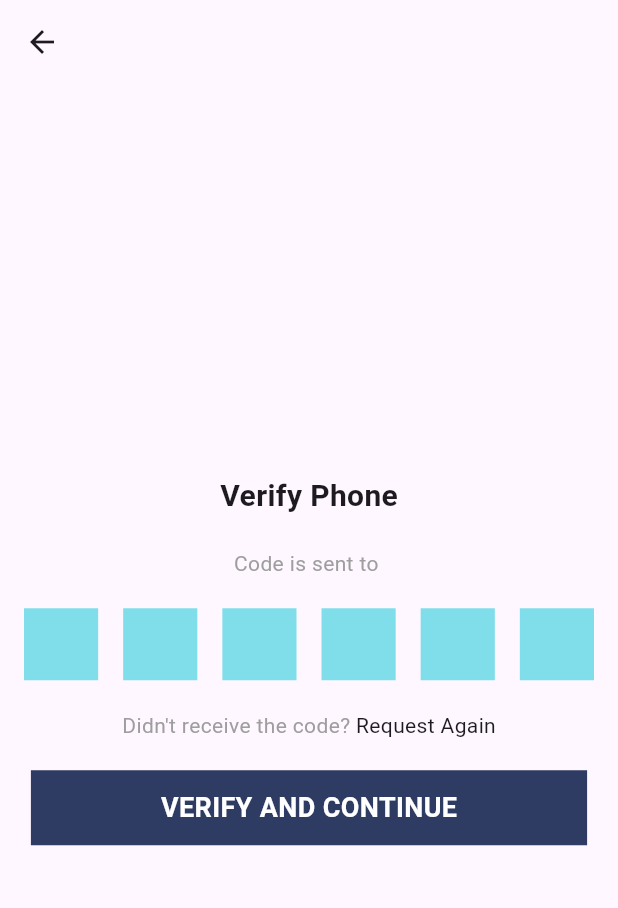
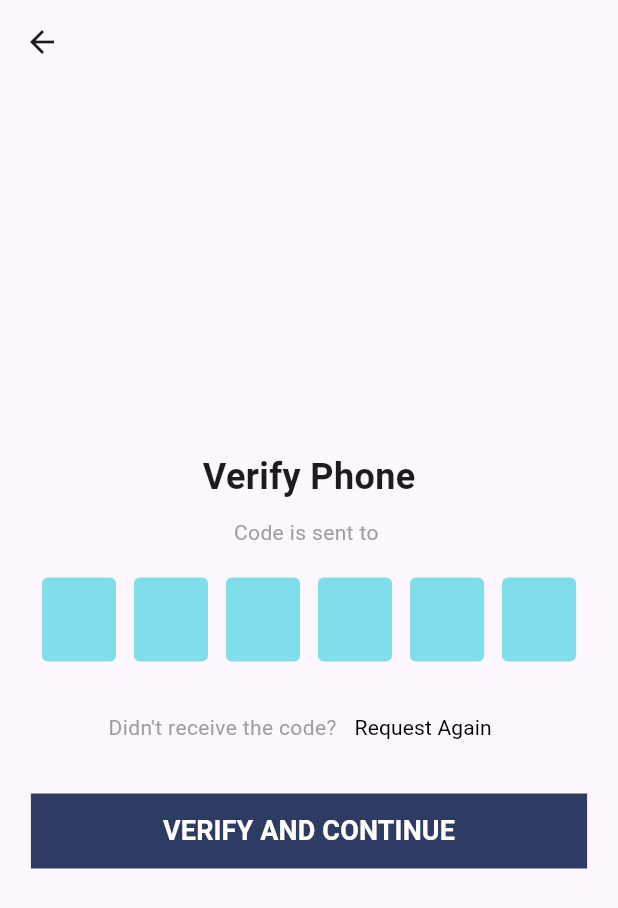
Before and after one commit to noob-Coder-Harsh/phone_auth, a Flutter app: the EnterOtp screen opened directly with empty values, after a tap on "VERIFY AND CONTINUE", on a phone screen of 412 x 824 dp. Shown: the top 908 px of the screen. Run offline on Flutter 3.47's test engine with Material 3 defaults, Android fonts, the phone set to English and light mode, and no system bars; our stand-ins replace firebase_auth, firebase_core; accounts and stored records are empty; network calls fail.

Commit message:
Request again button function added
minor changes on UI

```diff
--- a/lib/Screens/enter_otp.dart
+++ b/lib/Screens/enter_otp.dart
@@ -17,14 +17,19 @@ class _EnterOtpState extends State<EnterOtp> {
   final List<FocusNode> _focusNodes = List.generate(6, (index) => FocusNode());
   final FirebaseAuth _auth = FirebaseAuth.instance;
   Color buttonColor = const Color(0xFF2e3b62);
+  bool _loading = false;
+  String _verificationId;
+
+  _EnterOtpState() : _verificationId = '';
 
   @override
   void initState() {
     super.initState();
+    _verificationId = widget.verificationId;
     for (int i = 0; i < 6; i++) {
       _otpControllers[i].addListener(() {
-        if (_otpControllers[i].text.isEmpty && i > 0) {
-          FocusScope.of(context).requestFocus(_focusNodes[i - 1]);
+        if (_otpControllers[i].text.isNotEmpty && i < 5) {
+          FocusScope.of(context).requestFocus(_focusNodes[i + 1]);
         }
       });
     }
@@ -42,10 +47,14 @@ class _EnterOtpState extends State<EnterOtp> {
   }
 
   void _verifyOtp() async {
+    setState(() {
+      _loading = true;
+    });
+
     String smsCode = _otpControllers.map((controller) => controller.text).join();
 
     PhoneAuthCredential credential = PhoneAuthProvider.credential(
-      verificationId: widget.verificationId,
+      verificationId: _verificationId,
       smsCode: smsCode,
     );
 
@@ -53,9 +62,46 @@ class _EnterOtpState extends State<EnterOtp> {
       await _auth.signInWithCredential(credential);
       Navigator.pushReplacement(context, MaterialPageRoute(builder: (context) => const HomePage()));
     } catch (e) {
-      throw ('Failed to sign in: ${e.toString()}');
-      // Handle error
+      throw('Failed to sign in: ${e.toString()}');
+    } finally {
+      setState(() {
+        _loading = false;
+      });
     }
+  }
+
+  void _resendOtp() async {
+    setState(() {
+      _loading = true;
+    });
+
+    await _auth.verifyPhoneNumber(
+      phoneNumber: widget.phoneNumber,
+      verificationCompleted: (PhoneAuthCredential credential) async {
+        await _auth.signInWithCredential(credential);
+      },
+      verificationFailed: (FirebaseAuthException e) {
+        if (e.code == 'invalid-phone-number') {
+          throw('The provided phone number is not valid.');
+        } else {
+          print('Phone number verification failed: ${e.message}');
+        }
+        setState(() {
+          _loading = false;
+        });
+      },
+      codeSent: (String verificationId, int? resendToken) {
+        setState(() {
+          _verificationId = verificationId;
+          _loading = false;
+        });
+      },
+      codeAutoRetrievalTimeout: (String verificationId) {
+        setState(() {
+          _verificationId = verificationId;
+        });
+      },
+    );
   }
 
   @override
@@ -71,44 +117,37 @@ class _EnterOtpState extends State<EnterOtp> {
             children: [
               const Text(
                 'Verify Phone',
-                style: TextStyle(fontWeight: FontWeight.bold, fontSize: 20),
+                style: TextStyle(fontWeight: FontWeight.bold, fontSize: 24),
               ),
-              const SizedBox(height: 20),
+              const SizedBox(height: 10),
               Text(
                 'Code is sent to ${widget.phoneNumber}',
                 style: const TextStyle(color: Colors.grey),
               ),
               const SizedBox(height: 20),
               Row(
-                mainAxisAlignment: MainAxisAlignment.spaceBetween,
+                mainAxisAlignment: MainAxisAlignment.spaceEvenly,
                 children: List.generate(6, (index) {
                   return SizedBox(
                     width: width * 0.12,
                     child: TextField(
                       controller: _otpControllers[index],
                       focusNode: _focusNodes[index],
-                      decoration: InputDecoration(filled: true, fillColor: Colors.cyan[200], counterText: "", border: InputBorder.none),
+                      decoration: InputDecoration(
+                        filled: true,
+                        fillColor: Colors.cyan[200],
+                        border: const OutlineInputBorder(borderSide: BorderSide.none),
+                        counterText: "",
+                      ),
                       keyboardType: TextInputType.number,
                       textAlign: TextAlign.center,
                       maxLength: 1,
                       onChanged: (value) {
-                        if (value.length == 1) {
-                          if (index != 5) {
-                            FocusScope.of(context).nextFocus();
-                          } else {
-                            FocusScope.of(context).unfocus();
-                            _verifyOtp();
+                        if (value.isNotEmpty && index < 5) {
+                          FocusScope.of(context).requestFocus(_focusNodes[index + 1]);
                         }
-                        }
-                      },
-                      onSubmitted: (value) {
-                        if (index == 5 && value.length == 1) {
-                          _verifyOtp();
-                        }
-                      },
-                      onTap: () {
-                        if (_otpControllers[index].text.isEmpty && index > 0) {
-                          FocusScope.of(context).requestFocus(_focusNodes[index - 1]);
+                        if (index == 5 && value.isNotEmpty) {
+                          _verifyOtp(); // Automatically verify OTP when last digit is entered
                         }
                       },
                     ),
@@ -116,28 +155,35 @@ class _EnterOtpState extends State<EnterOtp> {
                 }),
               ),
               const SizedBox(height: 20),
-              const Row(
+              Row(
                 mainAxisAlignment: MainAxisAlignment.center,
                 children: [
-                  Text(
-                    "Didn't receive the code? ",
+                  const Text(
+                    "Didn't receive the code?",
                     style: TextStyle(color: Colors.grey),
                   ),
-                  Text('Request Again')
+                  TextButton(
+                    onPressed: _resendOtp,
+                    style: const ButtonStyle(),
+                    child: const Text(
+                      'Request Again',
+                      style: TextStyle(color: Colors.black, fontWeight: FontWeight.normal),
+                    ),
+                  ),
                 ],
               ),
               const SizedBox(height: 20),
-              InkWell(
-                onTap: _verifyOtp,
-                child: Container(
+              _loading
+                  ? const CircularProgressIndicator()
+                  : Container(
                       width: width * 0.9,
                       height: 50,
                       decoration: BoxDecoration(color: buttonColor),
-                  child: const Center(
-                    child: Text(
+                      child: TextButton(
+                        onPressed: _verifyOtp,
+                        child: const Text(
                           'VERIFY AND CONTINUE',
                           style: TextStyle(color: Colors.white, fontWeight: FontWeight.bold, fontSize: 18),
-                    ),
                         ),
                       ),
                     ),
```
Also changed, not shown: lib/Screens/mobile_number001.dart (+21 -6 lines). Lines whose indentation alone changed are shown as unchanged.
